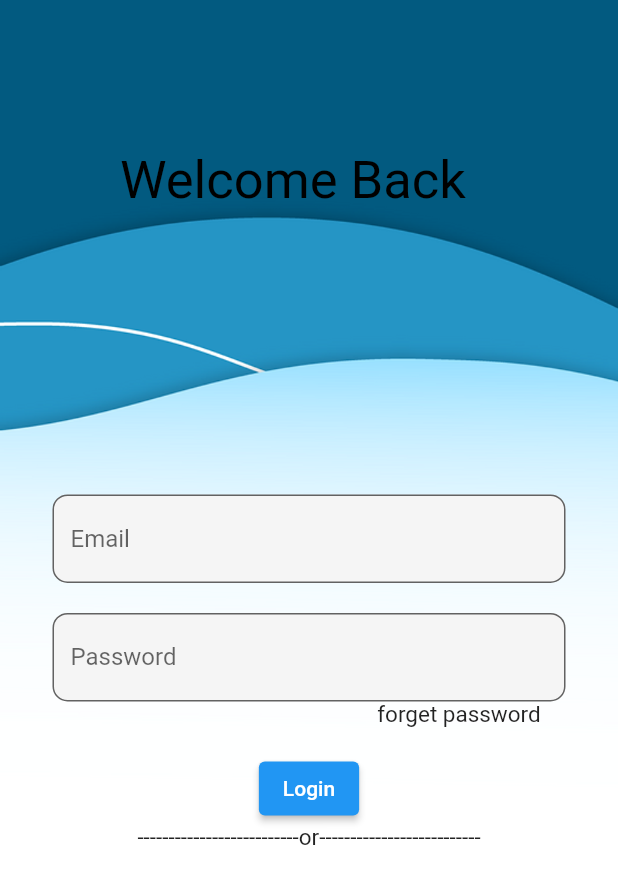
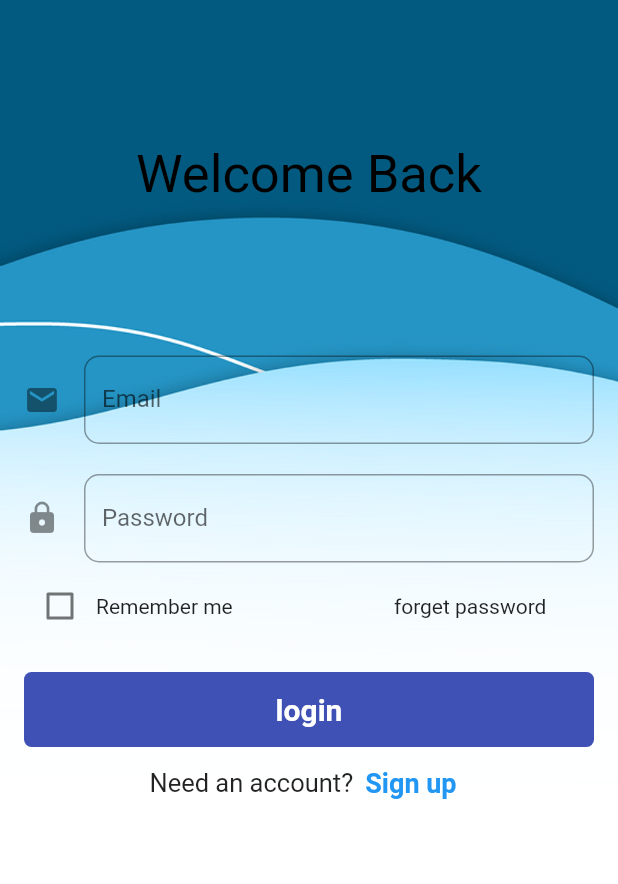
Before and after one commit to Rakeshkraki/creo_set_3, a Flutter app: the screen it shows after launch, on a phone screen of 412 x 824 dp. Shown: the top 884 px of the screen. Run offline on Flutter 3.47's test engine with Material 2 defaults, Android fonts, the phone set to English and light mode, and no system bars.

Commit message:
complete login page

```diff
--- a/lib/LoginPage.dart
+++ b/lib/LoginPage.dart
@@ -1,84 +1,161 @@
+
+
 import 'package:flutter/material.dart';
 
-class LoginPage extends StatelessWidget {
-  const LoginPage({Key? key}) : super(key: key);
+class LoginPage extends StatefulWidget {
+  @override
+  _LoginPageState createState() => _LoginPageState();
+}
 
+class _LoginPageState extends State<LoginPage> {
+  final _formKey = GlobalKey<FormState>();
+  final _emailController = TextEditingController();
+  final _passwordController = TextEditingController();
+  bool _rememberMe = false;
+
+  void _login() {
+    if (_formKey.currentState!.validate()) {
+      Navigator.pushReplacementNamed(context, '/Newspage.drt');
+    }
+  }
+
+  @override
   Widget build(BuildContext context) {
     return Scaffold(
-      body: Container(
+      body: Stack(
+        children: [
+          Container(
             decoration: BoxDecoration(
               image: DecorationImage(
                 image: AssetImage("assets/logos.png"),
                 fit: BoxFit.cover,
               ),
             ),
-        child: Scaffold(
-          backgroundColor:Colors.transparent,
-          body : Stack(
-            children: [
+          ),
+          Scaffold(
+            backgroundColor: Colors.transparent,
+            body: SingleChildScrollView(
+              child: Padding(
+                padding: EdgeInsets.all(16.0),
+                child: Form(
+                  key: _formKey,
+                  child: Column(
+                    children: <Widget>[
                       Container(
-                padding: EdgeInsets.only(left: 80,top: 100),
+                        padding: EdgeInsets.only(left: 0, top: 80),
                         child: Text(
                           'Welcome Back',
-                style: TextStyle(color: Colors.black,fontSize: 35),
+                          style: TextStyle(color: Colors.black, fontSize: 35),
                         ),
                       ),
-              SingleChildScrollView(
+                      SizedBox(height: 100),
+                      TextFormField(
+                        controller: _emailController,
+                        keyboardType: TextInputType.emailAddress,
+                        decoration: InputDecoration(
+                          labelText: 'Email',
+                          border: OutlineInputBorder(
+                            borderRadius: BorderRadius.circular(10),
+                          ),
+                          icon: Icon(Icons.email),
+                        ),
+                        validator: (value) {
+                          if (value!.isEmpty) {
+                            return 'Please enter your email';
+                          }
+                          if (!RegExp(r'^[\w-\.]+@([\w-]+\.)+[\w-]{2,4}$')
+                              .hasMatch(value)) {
+                            return 'Please enter a valid email';
+                          }
+                          return null;
+                        },
+                      ),
+                      SizedBox(height: 20),
+                      TextFormField(
+                        controller: _passwordController,
+                        obscureText: true,
+                        decoration: InputDecoration(
+                          labelText: 'Password',
+                          icon: Icon(Icons.lock),
+                          border: OutlineInputBorder(
+                            borderRadius: BorderRadius.circular(10),
+                          ),
+                        ),
+                        validator: (value) {
+                          if (value!.isEmpty) {
+                            return 'Please enter your password';
+                          }
+                          if (!RegExp(
+                              r'^(?=.*[A-Za-z])(?=.*\d)[A-Za-z\d]{8,}$')
+                              .hasMatch(value)) {
+                            return 'Please enter a valid password (minimum 8 characters with at least 1 letter and 1 number)';
+                          }
+                          return null;
+                        },
+                      ),
+                      SizedBox(height: 5),
+                      Row(
+                        children: <Widget>[
+                          Checkbox(
+                            value: _rememberMe,
+                            onChanged: (value) {
+                              setState(() {
+                                _rememberMe = value!;
+                              });
+                            },
+                          ),
+                          Text('Remember me                               forget password'),
+                        ],
+                      ),
+                      SizedBox(height: 20.0,),
+                      InkWell(
+                        onTap: _login,
                         child: Container(
-                  padding: EdgeInsets.only(
-                      top: MediaQuery.of(context).size.height*0.4,
-                    left: 35,
-                    right: 35,
+                          height: 50,
+                          decoration: BoxDecoration(
+                              color: Colors.indigo,
+                              borderRadius: BorderRadius.circular(5)
                           ),
-                  child: Column(
-                    children: [
-                      TextField(
-                        decoration: InputDecoration(
-                          fillColor: Colors.grey.shade100,
-                          filled: true,
-                          hintText: 'Email',
-                          border: OutlineInputBorder(
-                            borderRadius: BorderRadius.circular(10)
+                          child: Center(
+                            child: Text(
+                              'login',
+                              style: TextStyle(
+                                color: Colors.white,
+                                fontSize: 20,
+                                fontWeight: FontWeight.bold,
                               ),
                             ),
                           ),
-                      SizedBox(height: 20,),
-                      TextField(
-                        obscureText: true,
-                        decoration: InputDecoration(
-                        fillColor: Colors.grey.shade100,
-                        filled: true,
-                        hintText: 'Password',
-                        border: OutlineInputBorder(
-                            borderRadius: BorderRadius.circular(10)
-                        ),
-                      ),),
-
-                      Container(
-                        padding: EdgeInsets.only(left: 200),
-                        child: Text('forget password',
-                        style: TextStyle(fontSize: 15),
                         ),
                       ),
-
-                      SizedBox(height: 16.0),
-                      ElevatedButton(
-                        onPressed: () {},
-                        child: Text('Login'),
+                      SizedBox(height: 0000000000000),
+                      Row(
+                        mainAxisAlignment: MainAxisAlignment.center,
+                        children: [
+                          Text(
+                            'Need an account?',
+                            style: TextStyle(
+                              fontSize: 17,
                             ),
-                      Container(
-                        child: Text('--------------------------or--------------------------',
-                          style: TextStyle(fontSize: 15),
+                          ),
+                          TextButton(onPressed: (){},child: Text(
+                            'Sign up',
+                            style: TextStyle(
+                              fontSize: 18,
+                              fontWeight: FontWeight.bold,
+                            ),
                           ),
                           ),
                         ],
                       ),
-                ),
-              )
                     ],
                   ),
                 ),
               ),
+            ),
+          ),
+        ],
+      ),
     );
   }
 }
--- a/pubspec.yaml
+++ b/pubspec.yaml
@@ -34,6 +34,12 @@ dependencies:
   # Use with the CupertinoIcons class for iOS style icons.
   cupertino_icons: ^1.0.2
   http: ^0.13.3
+  firebase_auth: ^4.4.2
+
+
+
+
+
 
 
 dev_dependencies:
```
Also changed, not shown: pubspec.lock, 1 other file. Lines whose indentation alone changed are shown as unchanged.
